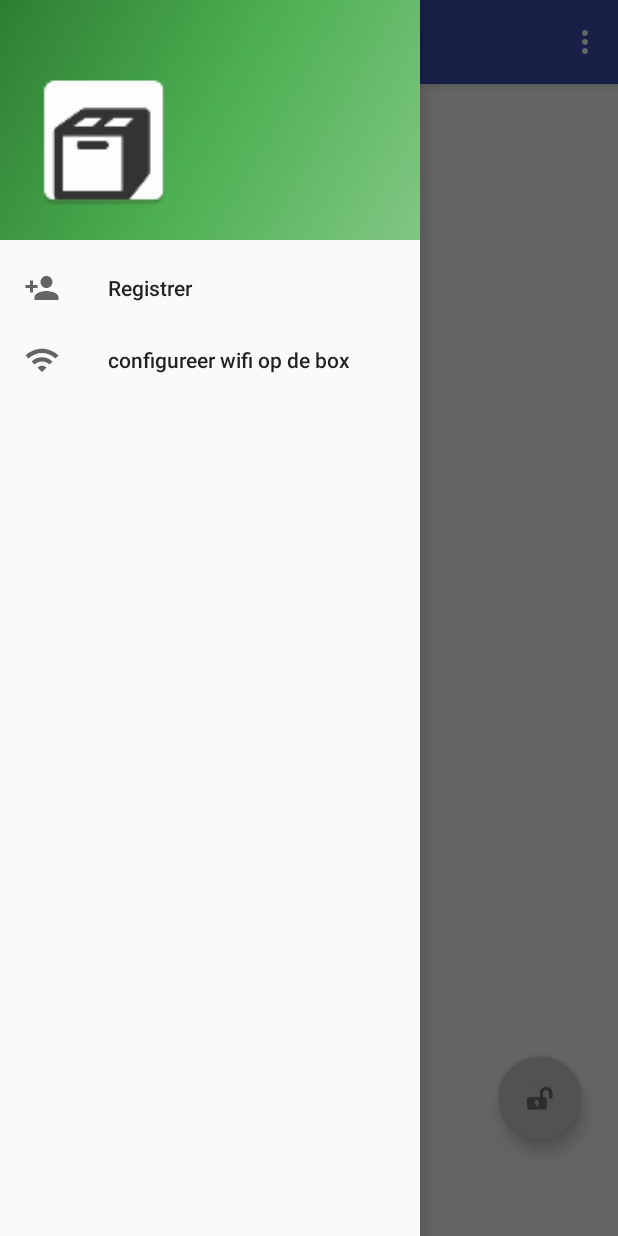
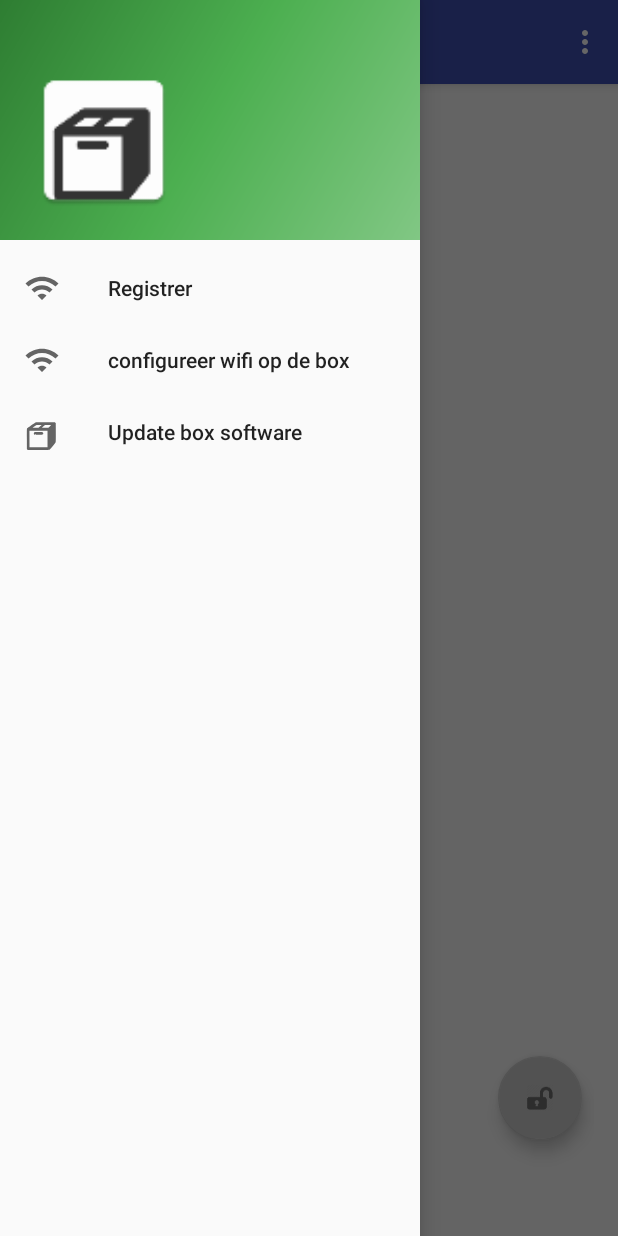
Before and after one commit to msaba71/AltijdThuis, an Android app: the screen it shows after launch (MainAltijdThuis), with the side drawer open, on a phone screen of 412 x 824 dp. Run offline under Robolectric (Android 15) with nearby library versions, the phone set to English and light mode, and no system bars.

Commit message:
Android 8 compatibility

```diff
--- a/app/build.gradle
+++ b/app/build.gradle
@@ -6,7 +6,7 @@ android {
 
     defaultConfig {
         applicationId "com.marilone.altijdthuis"
-        minSdkVersion 16
+        minSdkVersion 23
         targetSdkVersion 26
         versionCode 1
         versionName "1.0"
--- a/app/src/main/AndroidManifest.xml
+++ b/app/src/main/AndroidManifest.xml
@@ -87,5 +87,8 @@
                 android:value=".MainAltijdThuis" />
         </activity>
     </application>
+    <meta-data
+        android:name="com.google.firebase.messaging.default_notification_icon"
+        android:resource="@drawable/ic_black_white_box" />
 
 </manifest>
--- a/app/src/main/java/com/marilone/altijdthuis/MyFirebaseMsgService.java
+++ b/app/src/main/java/com/marilone/altijdthuis/MyFirebaseMsgService.java
@@ -254,7 +254,7 @@ public class MyFirebaseMsgService extends FirebaseMessagingService {
         Uri defaultSoundUri = RingtoneManager.getDefaultUri(RingtoneManager.TYPE_NOTIFICATION);
         NotificationCompat.Builder notificationBuilder =
                 new NotificationCompat.Builder(this, channelId)
-                        .setSmallIcon(R.mipmap.black_white_metro_box_icon)
+                        .setSmallIcon(R.drawable.ic_black_white_box)
                         .setContentTitle("Altijdthuis")
                         .setContentText(messageBody)
                         .setAutoCancel(true)
--- /dev/null
+++ b/app/src/main/res/drawable/ic_black_white_box.xml
@@ -0,0 +1,14 @@
+<vector android:height="24dp"
+    android:viewportHeight="225"
+    android:viewportWidth="225"
+    android:width="24dp"
+    xmlns:android="http://schemas.android.com/apk/res/android">
+    <path
+        android:fillColor="#000000"
+        android:pathData="M72.2,53.1c-3,1.2 -50.3,34.2 -52.5,36.7 -1.6,1.8 -1.8,6.6 -1.7,65.8l0,63.9 2.5,2.5 2.5,2.5 67,0.3c52.7,0.2 67.5,-0 69.4,-1 2.3,-1.3 34.4,-40.6 37.8,-46.4 1.7,-3 1.8,-6.3 1.6,-61.9l-0.3,-58.7 -2.8,-2.4 -2.8,-2.4 -59.2,0.1c-33.7,-0 -60.2,0.4 -61.5,1zM108.8,69.9c-0.1,0.5 -4.3,4.3 -9.3,8.5l-9,7.5 -18.4,0.1 -18.4,-0 7.9,-5.6c4.3,-3.1 9.7,-6.9 11.9,-8.4 4,-2.9 4,-2.9 19.8,-3 9.2,-0 15.7,0.4 15.5,0.9zM161,77.5l-8.6,8.5 -20.3,-0.2 -20.2,-0.3 9.8,-8.2 9.8,-8.2 19,-0.1 19,-0 -8.5,8.5zM147,156l0,52 -56.2,-0.2 -56.3,-0.3 -0.3,-51.8 -0.2,-51.7 56.5,-0 56.5,-0 0,52z"
+        android:strokeColor="#00000000" />
+    <path
+        android:fillColor="#000000"
+        android:pathData="M63.9,114.9c-3.2,2.6 -3.3,9.2 -0.1,12.3 2.2,2.2 2.9,2.3 25.1,2.6 18.7,0.3 23.5,0.1 26.5,-1.2 6.1,-2.5 7.1,-9.5 1.9,-13.6 -2.4,-1.9 -4.1,-2 -26.8,-2 -22.3,-0 -24.5,0.2 -26.6,1.9z"
+        android:strokeColor="#00000000" />
+</vector>
--- a/app/src/main/res/drawable/ic_menu_registreer.xml
+++ /dev/null
@@ -1,9 +0,0 @@
-<vector xmlns:android="http://schemas.android.com/apk/res/android"
-    android:width="24dp"
-    android:height="24dp"
-    android:viewportHeight="24.0"
-    android:viewportWidth="24.0">
-    <path
-        android:fillColor="#FF000000"
-        android:pathData="M15,12c2.21,0 4,-1.79 4,-4s-1.79,-4 -4,-4 -4,1.79 -4,4 1.79,4 4,4zM6,10L6,7L4,7v3L1,10v2h3v3h2v-3h3v-2L6,10zM15,14c-2.67,0 -8,1.34 -8,4v2h16v-2c0,-2.66 -5.33,-4 -8,-4z"/>
-</vector>
--- a/app/src/main/res/menu/activity_main_altijd_thuis_drawer.xml
+++ b/app/src/main/res/menu/activity_main_altijd_thuis_drawer.xml
@@ -4,13 +4,16 @@
     <group android:checkableBehavior="single">
         <item
             android:id="@+id/nav_registreer"
-            android:icon="@drawable/ic_menu_registreer"
+            android:icon="@drawable/ic_wifi_black_24dp"
             android:title="@string/registrer" />
         <item
             android:id="@+id/nav_setwifi"
             android:icon="@drawable/ic_wifi_black_24dp"
             android:title="@string/setwifi" />
+        <item
+            android:id="@+id/nav_updatealtijdthuisbox"
+            android:icon="@drawable/ic_black_white_box"
+            android:title="@string/updatealtijdthuisbox" />
     </group>
 
-
 </menu>
--- a/app/src/main/res/values/strings.xml
+++ b/app/src/main/res/values/strings.xml
@@ -33,5 +33,6 @@
     <string name="ok">ok</string>
     <string name="default_notification_channel_id">fcm_default_channe</string>
     <string name="msg_token_fmt">Tokentje</string>
+    <string name="updatealtijdthuisbox">Update box software</string>
 
 </resources>
```
Also changed, not shown: app/src/main/java/com/marilone/altijdthuis/MainAltijdThuis.java (+18 -9 lines), app/src/main/java/com/marilone/altijdthuis/MyGcmListenerService.java (deleted, +0 -63 lines), app/src/main/res/drawable/ic_update_black_24dp.xml (added, +9 -0 lines).
